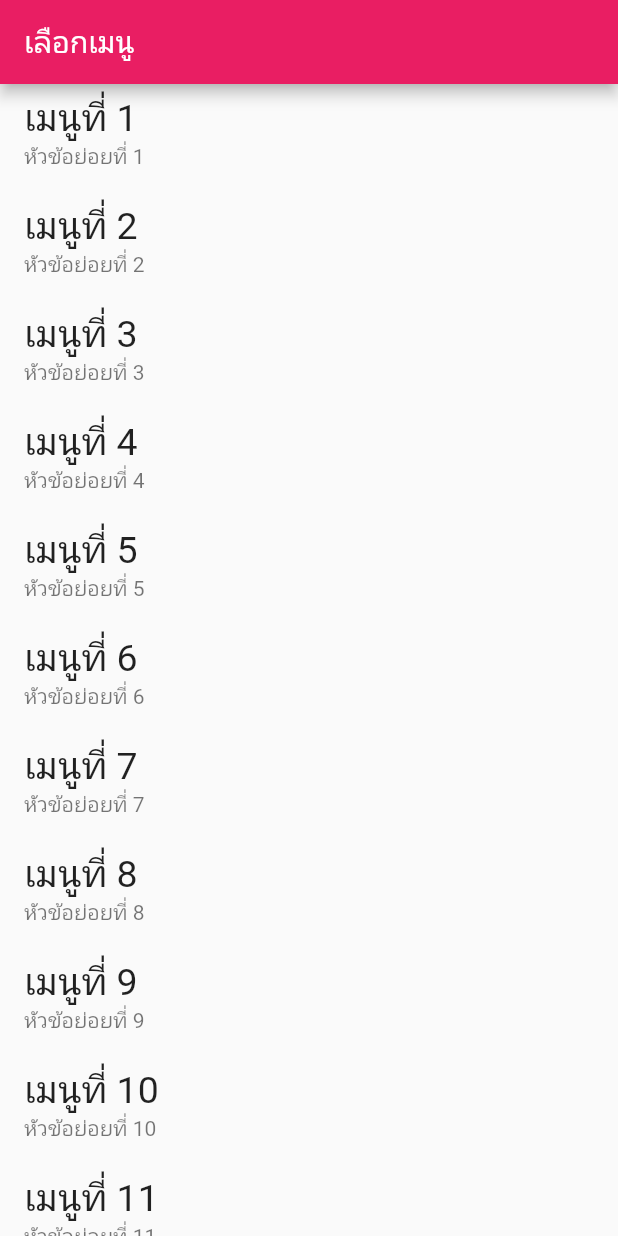
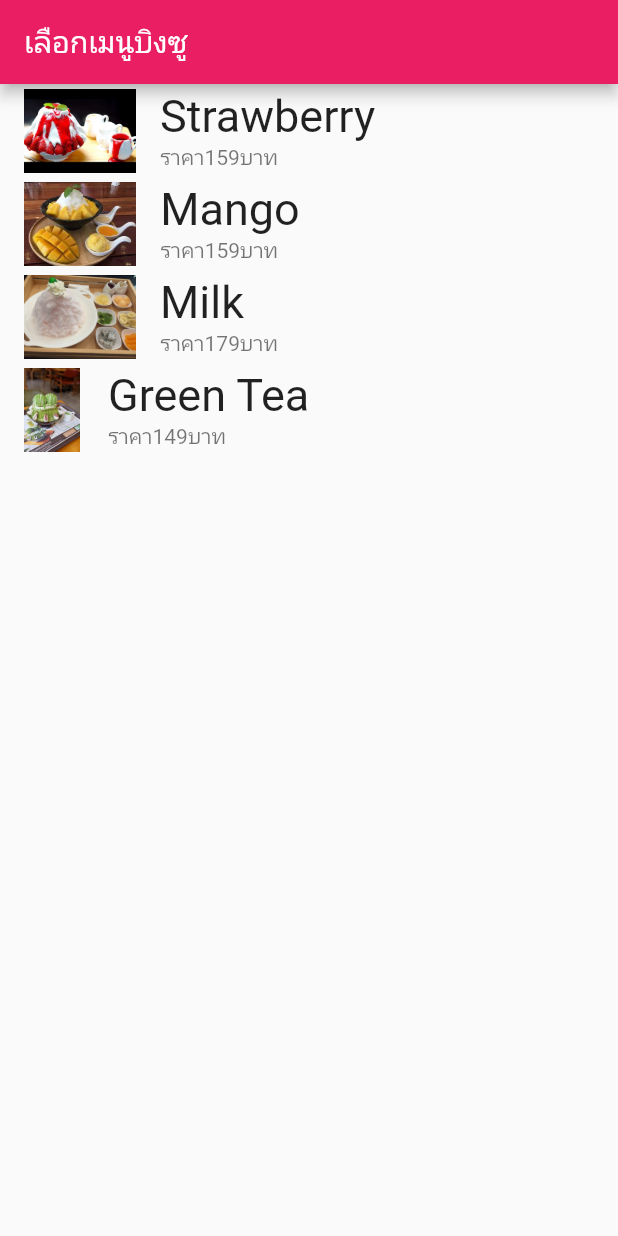
Before and after one commit to rungthiwaa/flutter-app1, a Flutter app: the screen it shows after launch, on a phone screen of 412 x 824 dp. Run offline on Flutter 3.47's test engine with Material 2 defaults, Android fonts, the phone set to English and light mode, and no system bars; missing offline and left inert: dart:html.

Commit message:
มีเนื้อหาและรูป

```diff
--- a/lib/main.dart
+++ b/lib/main.dart
@@ -1,5 +1,5 @@
 import 'dart:html';
-
+import 'ฺBingsuMenu.dart';
 import 'package:flutter/material.dart';
 
 void main() {
@@ -28,37 +28,35 @@ class MyHomePage extends StatefulWidget {
 }
 
 class _MyHomePageState extends State<MyHomePage> {
-  int number = 0; //การสร้าง state
-
+//กลุ่มข้อมูล
+  List<BingsuMenu> menu = [
+    BingsuMenu("Strawberry", "159", "assets/images/pic1.jpg"),
+    BingsuMenu("Mango", "159", "assets/images/pic2.jpg"),
+    BingsuMenu("Milk", "179", "assets/images/pic3.jpg"),
+    BingsuMenu("Green Tea", "149", "assets/images/pic5.jpg"),
+  ];
 //แสดงผลข้อมูล
   @override
   Widget build(BuildContext context) {
     return Scaffold(
-      appBar: AppBar(
-        title: Text("เลือกเมนู"),
-      ),
-      body: Center(
-        child: ListView(
-          children: getData(20),
+        appBar: AppBar(
+          title: Text("เลือกเมนูบิงซู"),
         ),
-      ),
-    );
-  }
-
-//เตรียมข้อมูล
-  List<Widget> getData(int count) {
-    //กลุ่มข้อมูล Text Widget
-    List<Widget> data = [];
-    for (var i = 0; i < count; i++) {
-      var menu = ListTile(
-        title: Text(
-          "เมนูที่ ${i + 1}",
-          style: TextStyle(fontSize: 25),
-        ),
-        subtitle: Text("หัวข้อย่อยที่ ${i + 1}"),
-      );
-      data.add(menu);
-    }
-    return data;
+        body: ListView.builder(
+            itemCount: menu.length,
+            itemBuilder: (BuildContext context, int index) {
+              BingsuMenu bingsu = menu[index];
+              return ListTile(
+                leading: Image.asset(bingsu.img),
+                title: Text(
+                  bingsu.name,
+                  style: TextStyle(fontSize: 30),
+                ),
+                subtitle: Text("ราคา" + bingsu.price + "บาท"),
+                onTap: () {
+                  print("คุณเลือกเมนูอาหารชื่อว่า = " + bingsu.name);
+                },
+              );
+            }));
   }
 }
--- /dev/null
+++ b/lib/ฺBingsuMenu.dart
@@ -0,0 +1,7 @@
+class BingsuMenu {
+  String name;
+  String price;
+  String img;
+
+  BingsuMenu(this.name, this.price, this.img);
+}
--- a/pubspec.yaml
+++ b/pubspec.yaml
@@ -61,6 +61,8 @@ flutter:
   # assets:
   #   - images/a_dot_burr.jpeg
   #   - images/a_dot_ham.jpeg
+  assets:
+    - assets/images/
 
   # An image asset can refer to one or more resolution-specific "variants", see
   # https://flutter.dev/assets-and-images/#resolution-aware
```
Also changed, not shown: assets/images/pic1.jpg (added), assets/images/pic2.jpg (added), assets/images/pic3.jpg (added), assets/images/pic5.jpg (added), assets/images/pig4.jpg (added), assets/images/pig6.jpg (added).
